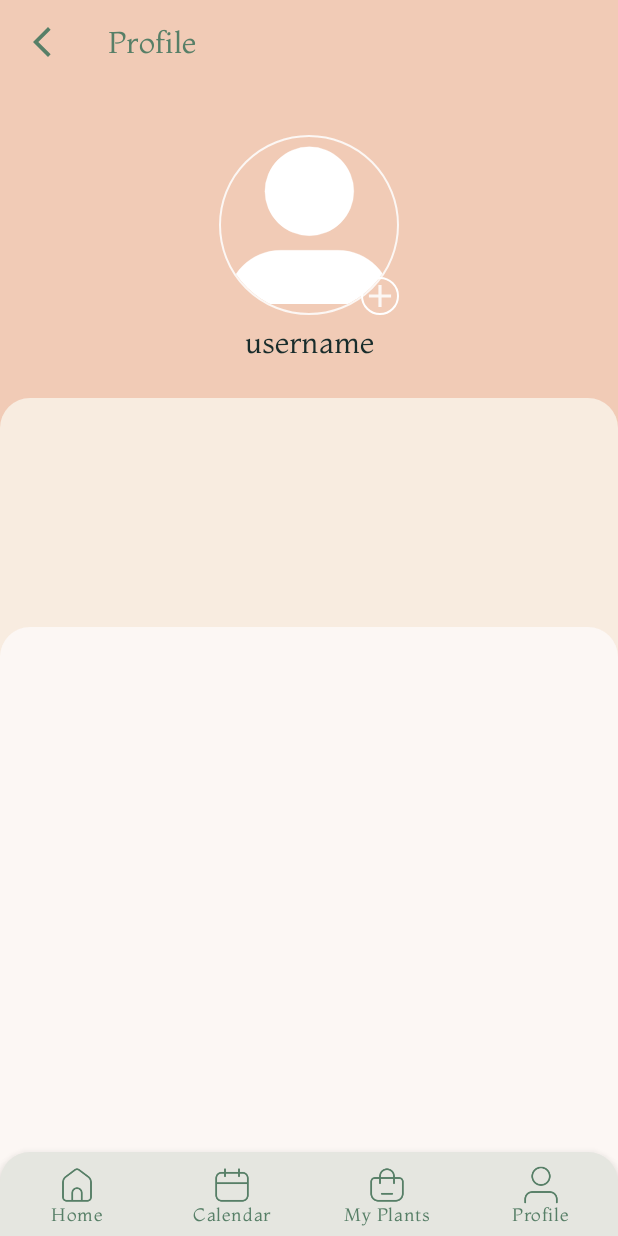
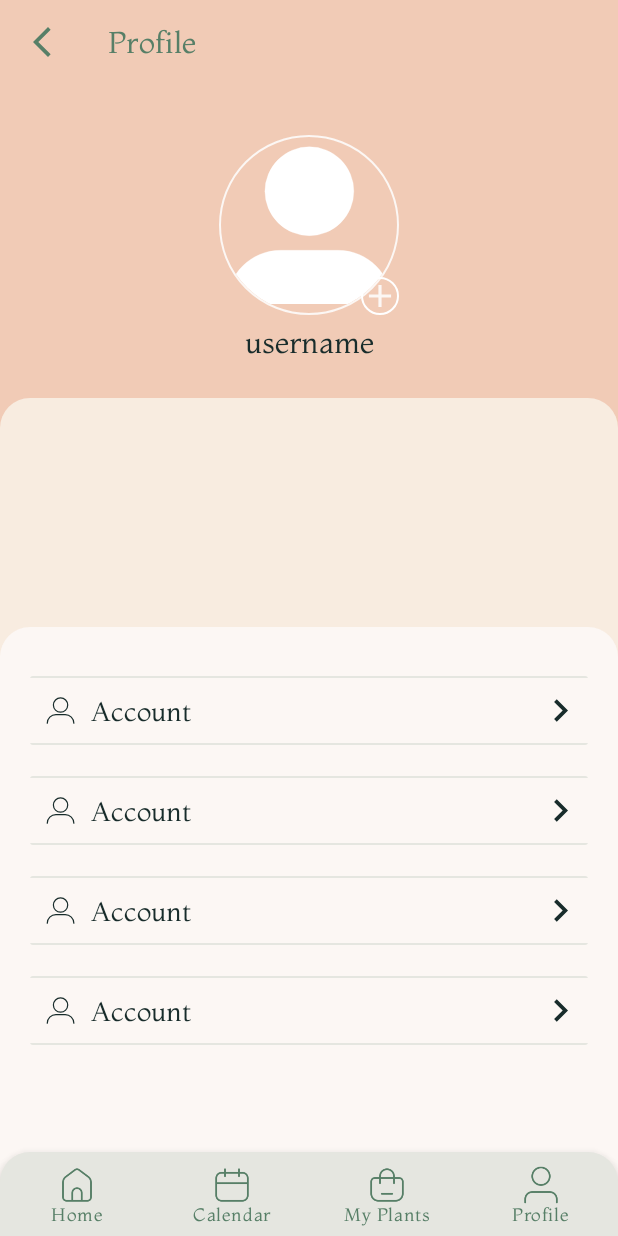
Before and after one commit to JhonatanNeves/appPlantery, an Android app: the screen it shows after launch (ProfileActivity), on a phone screen of 412 x 824 dp. Run offline under Robolectric (Android 15) with nearby library versions, the phone set to English and light mode, and no system bars; our stand-ins replace CircleImageView.

Commit message:
feat-profile-menus

```diff
--- a/app/src/main/java/com/example/appplantery/profile/view/ProfileListFragment.kt
+++ b/app/src/main/java/com/example/appplantery/profile/view/ProfileListFragment.kt
@@ -4,7 +4,10 @@ import android.os.Bundle
 import android.view.LayoutInflater
 import android.view.View
 import android.view.ViewGroup
+import android.widget.ImageView
 import androidx.fragment.app.Fragment
+import androidx.recyclerview.widget.LinearLayoutManager
+import androidx.recyclerview.widget.RecyclerView
 import com.example.appplantery.R
 
 class ProfileListFragment : Fragment () {
@@ -15,4 +18,36 @@ class ProfileListFragment : Fragment () {
     ): View? {
         return inflater.inflate(R.layout.fragment_profile_list, container, false)
     }
+
+    override fun onViewCreated(view: View, savedInstanceState: Bundle?) {
+        super.onViewCreated(view, savedInstanceState)
+        val rv = view.findViewById<RecyclerView>(R.id.profile_rv)
+        rv.layoutManager = LinearLayoutManager(context)
+        rv.adapter = PostAdapter()
+    }
+
+    private class PostAdapter : RecyclerView.Adapter<PostAdapter.PostViewHolder>() {
+
+        override fun onCreateViewHolder(parent: ViewGroup, viewType: Int): PostViewHolder {
+            return PostViewHolder(
+                LayoutInflater.from(parent.context).inflate(R.layout.recycler_view_itens_menu, parent, false)
+            )
+        }
+
+        override fun onBindViewHolder(holder: PostViewHolder, position: Int) {
+            holder.bind(R.drawable.ic_insta_profile)
+        }
+
+        override fun getItemCount(): Int {
+            return 4
+        }
+
+        private class PostViewHolder(itemView: View) : RecyclerView.ViewHolder(itemView) {
+            fun bind(image: Int) {
+                itemView.findViewById<ImageView>(R.id.imageProfile).setImageResource(image)
+            }
+        }
+
+    }
+
 }
--- a/app/src/main/res/drawable/bottom_border.xml
+++ b/app/src/main/res/drawable/bottom_border.xml
@@ -5,7 +5,8 @@
         android:left="-2dp" android:right="-2dp"
         >
         <shape android:shape="rectangle">
-            <stroke android:color="@color/blue_darker" android:width="1dp"/>
+            <stroke android:color="@color/gray_suit" android:width="1dp"/>
+            <solid android:color="@null"/>
         </shape>
     </item>
 
--- a/app/src/main/res/drawable/ic_insta_profile.xml
+++ b/app/src/main/res/drawable/ic_insta_profile.xml
@@ -7,12 +7,12 @@
         android:fillColor="#00000000"
         android:pathData="M602.5,374.76m-296.42,0a296.42,296.42 0,1 1,592.84 0a296.42,296.42 0,1 1,-592.84 0"
         android:strokeWidth="50"
-        android:strokeColor="#FF000000"
+        android:strokeColor="#182C2B"
         android:strokeLineCap="round" />
     <path
         android:fillColor="#00000000"
         android:pathData="M52.5,1126.66c0,-197.75 160.31,-358.05 358.05,-358.05h383.89c197.75,0 358.05,160.31 358.05,358.05"
         android:strokeWidth="50"
-        android:strokeColor="#FF000000"
+        android:strokeColor="#182C2B"
         android:strokeLineCap="round" />
 </vector>
--- /dev/null
+++ b/app/src/main/res/drawable/ic_next.xml
@@ -0,0 +1,5 @@
+<vector android:autoMirrored="true" android:height="24dp"
+    android:tint="#182C2B" android:viewportHeight="24"
+    android:viewportWidth="24" android:width="24dp" xmlns:android="http://schemas.android.com/apk/res/android">
+    <path android:fillColor="@android:color/white" android:pathData="M10,6L8.59,7.41 13.17,12l-4.58,4.59L10,18l6,-6z"/>
+</vector>
--- a/app/src/main/res/layout/fragment_profile_list.xml
+++ b/app/src/main/res/layout/fragment_profile_list.xml
@@ -10,12 +10,12 @@
 
     <androidx.recyclerview.widget.RecyclerView
         android:id="@+id/profile_rv"
-        app:layout_constraintTop_toTopOf="@id/container_profile_list"
-        android:layout_marginVertical="30dp"
+        app:layout_constraintTop_toTopOf="parent"
         app:layout_constraintStart_toStartOf="parent"
         app:layout_constraintEnd_toEndOf="parent"
         app:layout_constraintBottom_toBottomOf="parent"
+        android:layout_marginTop="17dp"
         android:layout_width="match_parent"
-        android:layout_height="0dp"/>
+        android:layout_height="match_parent"/>
 
 </androidx.constraintlayout.widget.ConstraintLayout>
--- a/app/src/main/res/layout/fragment_register_photo.xml
+++ b/app/src/main/res/layout/fragment_register_photo.xml
@@ -25,7 +25,7 @@
                 android:id="@+id/profile_img_icon"
                 android:src="@drawable/ic_insta_profile_thin"
                 app:civ_circle_background_color="@color/green_darker"
-                app:civ_border_color="@color/green_darker"
+                app:civ_border_color="@color/white"
                 app:civ_border_width="1dp"
                 android:layout_gravity="center_horizontal"
                 android:layout_marginTop="16dp"
--- a/app/src/main/res/layout/item_profile_list_menu.xml
+++ /dev/null
@@ -1,6 +0,0 @@
-<?xml version="1.0" encoding="utf-8"?>
-<androidx.constraintlayout.widget.ConstraintLayout xmlns:android="http://schemas.android.com/apk/res/android"
-             android:layout_width="match_parent"
-             android:layout_height="match_parent">
-
-</androidx.constraintlayout.widget.ConstraintLayout>
--- /dev/null
+++ b/app/src/main/res/layout/recycler_view_itens_menu.xml
@@ -0,0 +1,62 @@
+<?xml version="1.0" encoding="utf-8"?>
+<androidx.constraintlayout.widget.ConstraintLayout xmlns:android="http://schemas.android.com/apk/res/android"
+    xmlns:app="http://schemas.android.com/apk/res-auto"
+    xmlns:tools="http://schemas.android.com/tools"
+    android:layout_width="match_parent"
+    android:layout_height="wrap_content"
+    >
+
+    <androidx.cardview.widget.CardView
+        android:layout_width="match_parent"
+        android:layout_height="wrap_content"
+        android:layout_marginTop="15dp"
+        android:layout_marginBottom="5dp"
+        android:layout_marginStart="20dp"
+        android:layout_marginEnd="20dp"
+        app:cardElevation="-1dp"
+        app:cardBackgroundColor="@android:color/transparent"
+        app:layout_constraintBottom_toBottomOf="parent"
+        app:layout_constraintEnd_toEndOf="parent"
+        app:layout_constraintStart_toStartOf="parent"
+        app:layout_constraintTop_toTopOf="parent" >
+
+        <androidx.constraintlayout.widget.ConstraintLayout
+            android:layout_width="match_parent"
+            android:layout_height="46dp"
+            android:background="@drawable/bottom_border">
+
+            <ImageView
+                android:id="@+id/imageNext"
+                android:layout_width="30dp"
+                android:layout_height="30dp"
+                android:layout_marginEnd="3dp"
+                app:layout_constraintBottom_toBottomOf="parent"
+                app:layout_constraintTop_toTopOf="parent"
+                app:layout_constraintEnd_toEndOf="parent"
+                app:srcCompat="@drawable/ic_next" />
+
+            <TextView
+                android:id="@+id/textView"
+                android:layout_width="wrap_content"
+                android:layout_height="wrap_content"
+                android:text="Account"
+                android:textSize="18sp"
+                style="@style/Theme.AppPlantery.TextViewProfile"
+                android:layout_marginStart="5dp"
+                app:layout_constraintTop_toTopOf="parent"
+                app:layout_constraintBottom_toBottomOf="parent"
+                app:layout_constraintStart_toEndOf="@id/imageProfile"/>
+
+            <ImageView
+                android:id="@+id/imageProfile"
+                android:layout_width="30dp"
+                android:layout_height="30dp"
+                android:padding="5dp"
+                android:layout_marginStart="5dp"
+                app:layout_constraintBottom_toBottomOf="parent"
+                app:layout_constraintStart_toStartOf="parent"
+                app:layout_constraintTop_toTopOf="parent"
+                app:srcCompat="@drawable/ic_insta_profile" />
+        </androidx.constraintlayout.widget.ConstraintLayout>
+    </androidx.cardview.widget.CardView>
+</androidx.constraintlayout.widget.ConstraintLayout>
--- a/app/src/main/res/menu/menu_profile_bottom_nav.xml
+++ /dev/null
@@ -1,21 +0,0 @@
-<?xml version="1.0" encoding="utf-8"?>
-<menu xmlns:android="http://schemas.android.com/apk/res/android">
-
-    <item android:id="@+id/menu_profile_account"
-        android:icon="@drawable/ic_home96"
-        android:title="@string/account"/>
-
-    <item android:id="@+id/menu_bottom_notification"
-        android:icon="@drawable/ic_calendar96"
-        android:title="@string/notification"
-        />
-
-    <item android:id="@+id/menu_bottom_settings"
-        android:icon="@drawable/ic_bag96"
-        android:title="@string/settings"/>
-
-    <item android:id="@+id/menu_bottom_help"
-        android:icon="@drawable/ic_user96"
-        android:title="@string/help"/>
-
-</menu>
```
